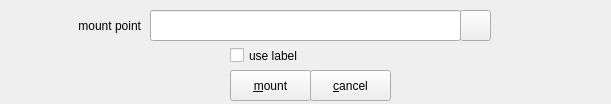
Above: zuluMount-gui/mountpartition.ui from mhogomchungu/zuluCrypt before the change. Below: the same form after it.
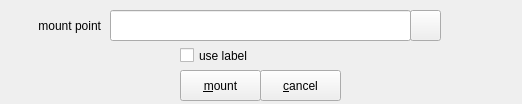
That is the form after the change.

Commit message: mount point dialog in zuluMount was too wide

Patch:
```diff
--- a/zuluMount-gui/mountpartition.ui
+++ b/zuluMount-gui/mountpartition.ui
@@ -6,7 +6,7 @@
    <rect>
     <x>0</x>
     <y>0</y>
-    <width>611</width>
+    <width>522</width>
     <height>104</height>
    </rect>
   </property>
@@ -18,7 +18,7 @@
     <rect>
      <x>0</x>
      <y>10</y>
-     <width>141</width>
+     <width>101</width>
      <height>31</height>
     </rect>
    </property>
@@ -32,7 +32,7 @@
   <widget class="QPushButton" name="pbMount">
    <property name="geometry">
     <rect>
-     <x>230</x>
+     <x>180</x>
      <y>70</y>
      <width>81</width>
      <height>31</height>
@@ -45,7 +45,7 @@
   <widget class="QPushButton" name="pbMountFolder">
    <property name="geometry">
     <rect>
-     <x>460</x>
+     <x>410</x>
      <y>10</y>
      <width>31</width>
      <height>31</height>
@@ -58,7 +58,7 @@
   <widget class="QCheckBox" name="checkBox">
    <property name="geometry">
     <rect>
-     <x>230</x>
+     <x>180</x>
      <y>40</y>
      <width>231</width>
      <height>31</height>
@@ -71,9 +71,9 @@
   <widget class="QLineEdit" name="lineEdit">
    <property name="geometry">
     <rect>
-     <x>150</x>
+     <x>110</x>
      <y>10</y>
-     <width>311</width>
+     <width>301</width>
      <height>31</height>
     </rect>
    </property>
@@ -81,7 +81,7 @@
   <widget class="QPushButton" name="pbCancel">
    <property name="geometry">
     <rect>
-     <x>310</x>
+     <x>260</x>
      <y>70</y>
      <width>81</width>
      <height>31</height>
```
The commit also changes 4 other files.
